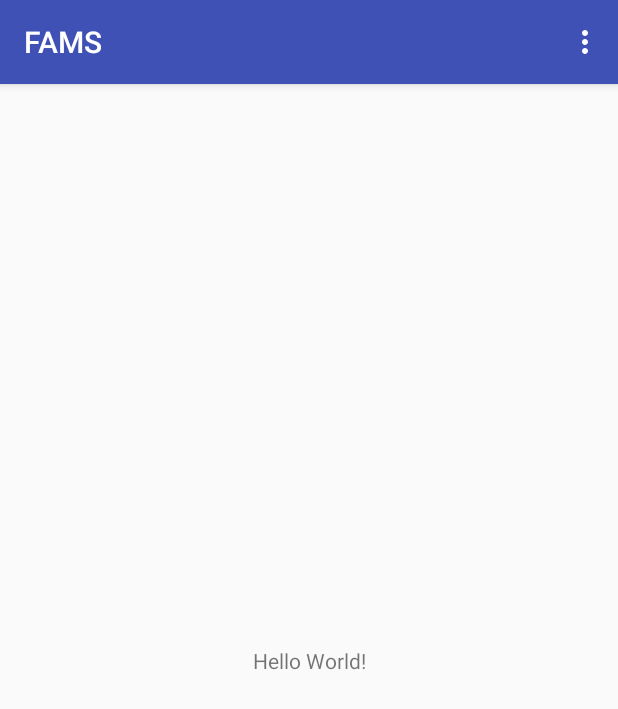
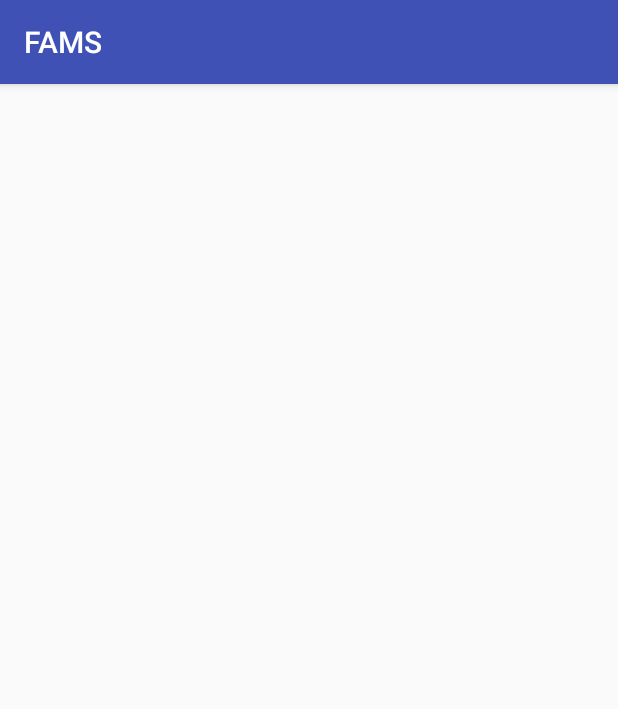
Before and after one commit to richasdy/AMS, an Android app: the screen it shows after launch (HalamanUtama), on a phone screen of 412 x 824 dp. Shown: the top 709 px of the screen. Run offline under Robolectric (Android 15) with nearby library versions, the phone set to English and light mode, and no system bars; libraries missing offline, so code that uses them is left out: com.pixplicity.easyprefs; 3 statements that could not run were skipped.

Commit message:
change activity

```diff
--- a/app/build.gradle
+++ b/app/build.gradle
@@ -24,15 +24,15 @@ dependencies {
     androidTestCompile('com.android.support.test.espresso:espresso-core:2.2.2', {
         exclude group: 'com.android.support', module: 'support-annotations'
     })
+
+
+
     compile 'com.android.support:appcompat-v7:25.3.1'
     compile 'com.android.support.constraint:constraint-layout:1.0.2'
     compile 'com.android.support:design:25.3.1'
-
     compile 'com.pixplicity.easyprefs:library:1.9.0'
     compile 'com.android.volley:volley:1.0.0'
     compile 'com.jakewharton:butterknife:8.8.1'
-
+    testCompile 'junit:junit:4.12'
     annotationProcessor 'com.jakewharton:butterknife-compiler:8.8.1'
-
-    testCompile 'junit:junit:4.12'
 }
--- a/app/src/main/AndroidManifest.xml
+++ b/app/src/main/AndroidManifest.xml
@@ -2,7 +2,7 @@
 <manifest xmlns:android="http://schemas.android.com/apk/res/android"
     package="com.inventaris.fams">
 
-    <uses-permission android:name="android.permission.INTERNET"></uses-permission>
+    <uses-permission android:name="android.permission.INTERNET" />
 
     <application
         android:allowBackup="true"
@@ -11,17 +11,14 @@
         android:roundIcon="@mipmap/ic_launcher_round"
         android:supportsRtl="true"
         android:theme="@style/AppTheme">
-        <activity
-            android:name=".HalamanUtama"
-            android:label="@string/app_name"
-            android:theme="@style/AppTheme.NoActionBar">
+        <activity android:name=".HalamanLogin"></activity>
+        <activity android:name=".HalamanUtama">
             <intent-filter>
                 <action android:name="android.intent.action.MAIN" />
 
                 <category android:name="android.intent.category.LAUNCHER" />
             </intent-filter>
         </activity>
-        <activity android:name=".HalamanLogin"></activity>
     </application>
 
 </manifest>
--- a/app/src/main/java/com/inventaris/fams/HalamanUtama.java
+++ b/app/src/main/java/com/inventaris/fams/HalamanUtama.java
@@ -2,14 +2,8 @@ package com.inventaris.fams;
 
 import android.content.ContextWrapper;
 import android.content.Intent;
+import android.support.v7.app.AppCompatActivity;
 import android.os.Bundle;
-import android.support.design.widget.FloatingActionButton;
-import android.support.design.widget.Snackbar;
-import android.support.v7.app.AppCompatActivity;
-import android.support.v7.widget.Toolbar;
-import android.view.View;
-import android.view.Menu;
-import android.view.MenuItem;
 
 import com.pixplicity.easyprefs.library.Prefs;
 
@@ -20,8 +14,6 @@ public class HalamanUtama extends AppCompatActivity {
     protected void onCreate(Bundle savedInstanceState) {
         super.onCreate(savedInstanceState);
         setContentView(R.layout.activity_halaman_utama);
-        Toolbar toolbar = (Toolbar) findViewById(R.id.toolbar);
-        setSupportActionBar(toolbar);
 
         //initialize shared pref
         new Prefs.Builder()
@@ -37,28 +29,5 @@ public class HalamanUtama extends AppCompatActivity {
             startActivity(new Intent(getApplicationContext(), HalamanLogin.class));
             finish();
         }
-
-    }
-
-    @Override
-    public boolean onCreateOptionsMenu(Menu menu) {
-        // Inflate the menu; this adds items to the action bar if it is present.
-        getMenuInflater().inflate(R.menu.menu_halaman_utama, menu);
-        return true;
-    }
-
-    @Override
-    public boolean onOptionsItemSelected(MenuItem item) {
-        // Handle action bar item clicks here. The action bar will
-        // automatically handle clicks on the Home/Up button, so long
-        // as you specify a parent activity in AndroidManifest.xml.
-        int id = item.getItemId();
-
-        //noinspection SimplifiableIfStatement
-        if (id == R.id.action_settings) {
-            return true;
-        }
-
-        return super.onOptionsItemSelected(item);
     }
 }
--- a/app/src/main/res/layout/activity_halaman_utama.xml
+++ b/app/src/main/res/layout/activity_halaman_utama.xml
@@ -1,26 +1,9 @@
 <?xml version="1.0" encoding="utf-8"?>
-<android.support.design.widget.CoordinatorLayout xmlns:android="http://schemas.android.com/apk/res/android"
+<android.support.constraint.ConstraintLayout xmlns:android="http://schemas.android.com/apk/res/android"
     xmlns:app="http://schemas.android.com/apk/res-auto"
     xmlns:tools="http://schemas.android.com/tools"
     android:layout_width="match_parent"
     android:layout_height="match_parent"
     tools:context="com.inventaris.fams.HalamanUtama">
 
-    <android.support.design.widget.AppBarLayout
-        android:layout_width="match_parent"
-        android:layout_height="wrap_content"
-        android:theme="@style/AppTheme.AppBarOverlay">
-
-        <android.support.v7.widget.Toolbar
-            android:id="@+id/toolbar"
-            android:layout_width="match_parent"
-            android:layout_height="?attr/actionBarSize"
-            android:background="?attr/colorPrimary"
-            app:popupTheme="@style/AppTheme.PopupOverlay" />
-
-    </android.support.design.widget.AppBarLayout>
-
-    <include layout="@layout/content_halaman_utama" />
-
-
-</android.support.design.widget.CoordinatorLayout>
+</android.support.constraint.ConstraintLayout>
--- a/app/src/main/res/layout/content_halaman_utama.xml
+++ /dev/null
@@ -1,20 +0,0 @@
-<?xml version="1.0" encoding="utf-8"?>
-<android.support.constraint.ConstraintLayout xmlns:android="http://schemas.android.com/apk/res/android"
-    xmlns:app="http://schemas.android.com/apk/res-auto"
-    xmlns:tools="http://schemas.android.com/tools"
-    android:layout_width="match_parent"
-    android:layout_height="match_parent"
-    app:layout_behavior="@string/appbar_scrolling_view_behavior"
-    tools:context="com.inventaris.fams.HalamanUtama"
-    tools:showIn="@layout/activity_halaman_utama">
-
-    <TextView
-        android:layout_width="wrap_content"
-        android:layout_height="wrap_content"
-        android:text="Hello World!"
-        app:layout_constraintBottom_toBottomOf="parent"
-        app:layout_constraintLeft_toLeftOf="parent"
-        app:layout_constraintRight_toRightOf="parent"
-        app:layout_constraintTop_toTopOf="parent" />
-
-</android.support.constraint.ConstraintLayout>
```
